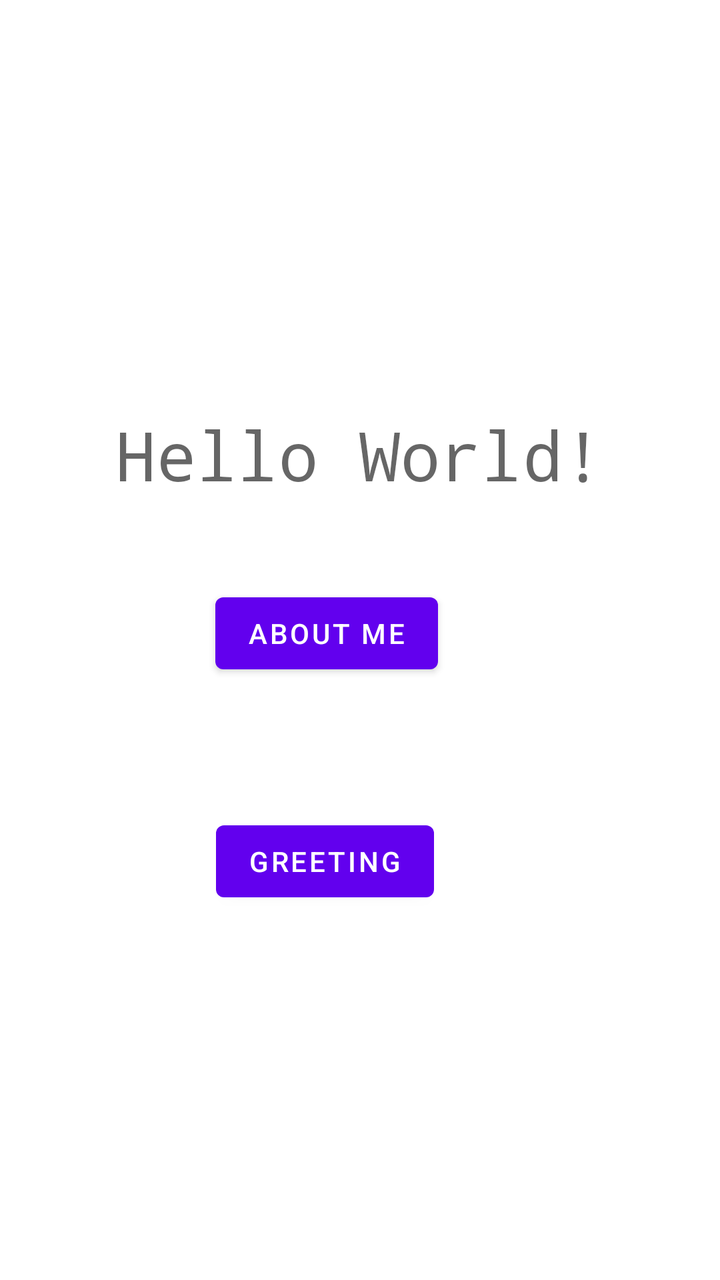
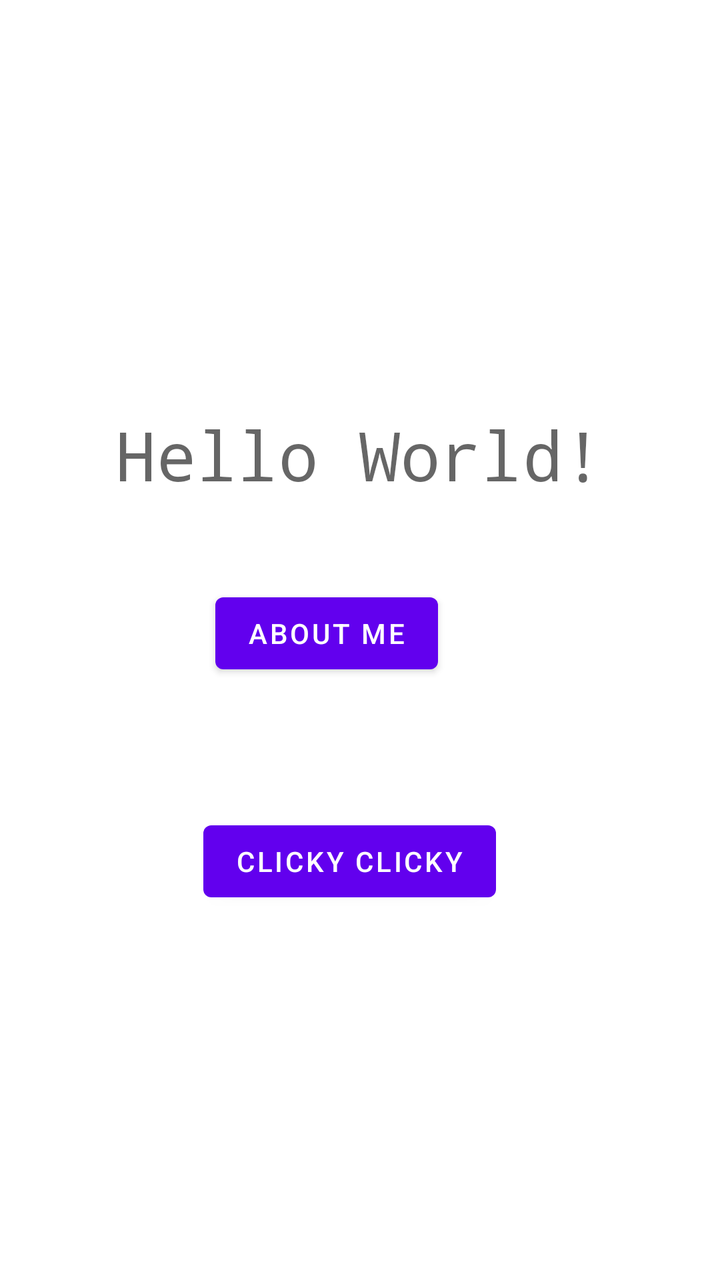

The first picture is an Android layout as it rendered before a commit; the second is the same layout after the commit. The layout source and the unified diff follow.
<!-- AndroidManifest.xml: application theme Theme.NUMAD22Sp_FeierGu -->
<!-- res/layout/activity_main.xml -->
<?xml version="1.0" encoding="utf-8"?>
<androidx.constraintlayout.widget.ConstraintLayout xmlns:android="http://schemas.android.com/apk/res/android"
    xmlns:app="http://schemas.android.com/apk/res-auto"
    xmlns:tools="http://schemas.android.com/tools"
    android:layout_width="match_parent"
    android:layout_height="match_parent"
    tools:context=".MainActivity">

    <TextView
        android:id="@+id/textView"
        android:layout_width="wrap_content"
        android:layout_height="wrap_content"
        android:fontFamily="monospace"
        android:text="Hello World!"
        android:textAppearance="@style/TextAppearance.AppCompat.Display1"
        app:layout_constraintBottom_toBottomOf="parent"
        app:layout_constraintHorizontal_bias="0.497"
        app:layout_constraintLeft_toLeftOf="parent"
        app:layout_constraintRight_toRightOf="parent"
        app:layout_constraintTop_toTopOf="parent"
        app:layout_constraintVertical_bias="0.344" />

    <Button
        android:id="@+id/button"
        android:layout_width="wrap_content"
        android:layout_height="wrap_content"
        android:layout_marginStart="160dp"
        android:layout_marginTop="90dp"
        android:layout_marginEnd="141dp"
        android:layout_marginBottom="33dp"
        android:onClick="clickFunction"
        android:text="@string/about_me_button"
        app:layout_constraintBottom_toTopOf="@+id/button2"
        app:layout_constraintEnd_toEndOf="parent"
        app:layout_constraintHorizontal_bias="1.0"
        app:layout_constraintStart_toStartOf="parent"
        app:layout_constraintTop_toBottomOf="@+id/textView" />

    <Button
        android:id="@+id/button2"
        android:layout_width="wrap_content"
        android:layout_height="wrap_content"
        android:layout_marginStart="160dp"
        android:layout_marginTop="33dp"
        android:layout_marginEnd="143dp"
        android:layout_marginBottom="233dp"
        android:onClick="greetFunction"
        android:text="@string/greeting_button"
        app:layout_constraintBottom_toBottomOf="parent"
        app:layout_constraintEnd_toEndOf="parent"
        app:layout_constraintHorizontal_bias="1.0"
        app:layout_constraintStart_toStartOf="parent"
        app:layout_constraintTop_toBottomOf="@+id/button" />

</androidx.constraintlayout.widget.ConstraintLayout>
<!-- resources referenced by this layout -->
<resources>
  <string name="about_me_button">About me</string>
  <string name="greeting_button">Greeting</string>
  <style name="Theme.NUMAD22Sp_FeierGu" parent="Theme.MaterialComponents.DayNight.DarkActionBar">
          
          <item name="colorPrimary">@color/purple_500</item>
          <item name="colorPrimaryVariant">@color/purple_700</item>
          <item name="colorOnPrimary">@color/white</item>
          
          <item name="colorSecondary">@color/teal_200</item>
          <item name="colorSecondaryVariant">@color/teal_700</item>
          <item name="colorOnSecondary">@color/black</item>
          
          <item name="android:statusBarColor" tools:targetApi="l">?attr/colorPrimaryVariant</item>
          
      </style>
  <color name="purple_500">#FF6200EE</color>
  <color name="purple_700">#FF3700B3</color>
  <color name="white">#FFFFFFFF</color>
  <color name="teal_200">#FF03DAC5</color>
  <color name="teal_700">#FF018786</color>
  <color name="black">#FF000000</color>
</resources>

<!-- the commit's change to res/layout/activity_main.xml (unified diff, before → after) -->
@@ -28,7 +28,7 @@
         android:layout_marginTop="90dp"
         android:layout_marginEnd="141dp"
         android:layout_marginBottom="33dp"
-        android:onClick="clickFunction"
+        android:onClick="aboutMe"
         android:text="@string/about_me_button"
         app:layout_constraintBottom_toTopOf="@+id/button2"
         app:layout_constraintEnd_toEndOf="parent"
@@ -44,11 +44,11 @@
         android:layout_marginTop="33dp"
         android:layout_marginEnd="143dp"
         android:layout_marginBottom="233dp"
-        android:onClick="greetFunction"
-        android:text="@string/greeting_button"
+        android:onClick="clickyClicky"
+        android:text="@string/clicky_button"
         app:layout_constraintBottom_toBottomOf="parent"
         app:layout_constraintEnd_toEndOf="parent"
-        app:layout_constraintHorizontal_bias="1.0"
+        app:layout_constraintHorizontal_bias="0.655"
         app:layout_constraintStart_toStartOf="parent"
         app:layout_constraintTop_toBottomOf="@+id/button" />
 
<!-- resource entries referenced after the edit -->
@@ -1,7 +1,7 @@
 <!-- resources referenced by this layout -->
 <resources>
   <string name="about_me_button">About me</string>
-  <string name="greeting_button">Greeting</string>
+  <string name="clicky_button">Clicky Clicky</string>
   <style name="Theme.NUMAD22Sp_FeierGu" parent="Theme.MaterialComponents.DayNight.DarkActionBar">
           
           <item name="colorPrimary">@color/purple_500</item>
